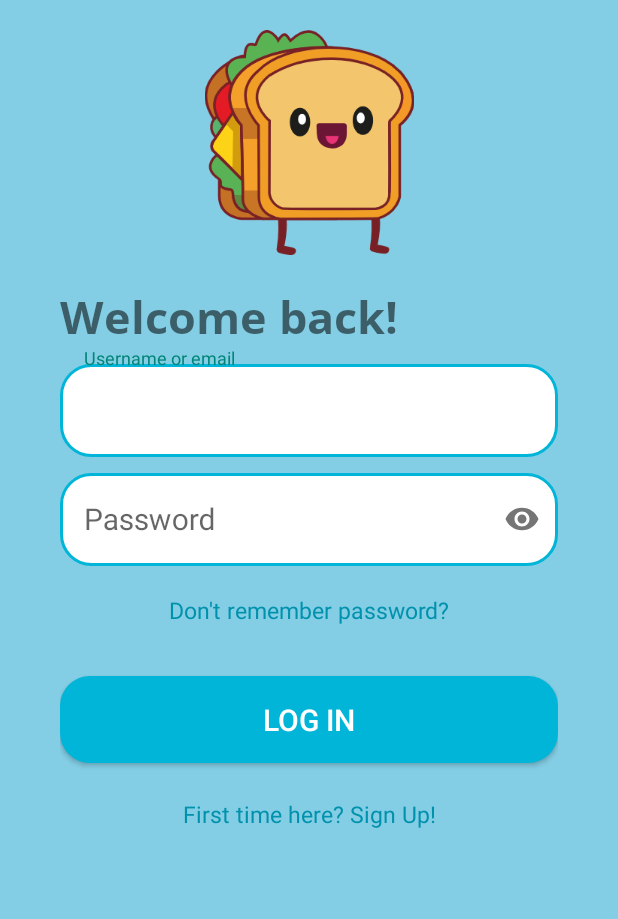
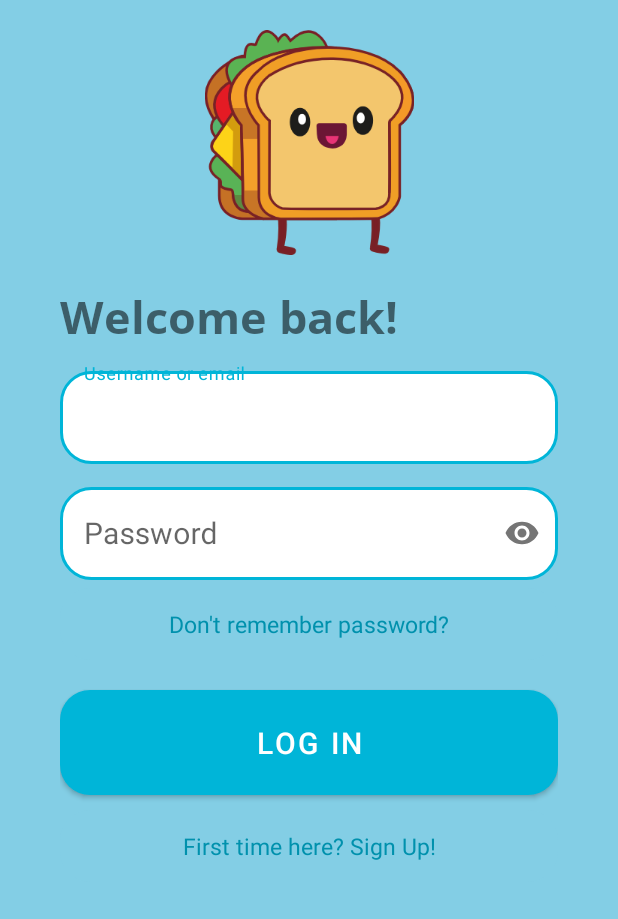
Before and after one commit to nikosiz/Sanguage, an Android app: the LogInActivity screen opened directly, with no data from a screen before it, on a phone screen of 412 x 824 dp, the part 151-1070 px from its top. Run offline under Robolectric (Android 15) with nearby library versions, the phone set to English and light mode, and no system bars; our stand-ins replace Volley; Roboto replaces fonts that are not available here.

Commit message:
rm appcombat, fixed styles

```diff
--- a/app/build.gradle
+++ b/app/build.gradle
@@ -34,7 +34,6 @@
 
 dependencies {
 
-    implementation 'androidx.appcompat:appcompat:1.4.1'
     implementation 'com.google.android.material:material:1.5.0'
     implementation 'androidx.constraintlayout:constraintlayout:2.1.3'
     implementation 'com.android.volley:volley:1.2.1'
--- a/app/src/main/res/layout/activity_log_in.xml
+++ b/app/src/main/res/layout/activity_log_in.xml
@@ -59,13 +59,14 @@
         android:layout_width="match_parent"
         android:layout_height="wrap_content"
         android:hint="Username or email"
+        style="@style/Widget.MaterialComponents.TextInputLayout.OutlinedBox"
         app:layout_constraintEnd_toEndOf="@id/log_in_app_logo_tv"
         app:layout_constraintStart_toStartOf="@id/log_in_app_logo_tv"
+        android:layout_marginTop="10dp"
         app:layout_constraintTop_toBottomOf="@id/log_in_welcome_back_tv">
 
         <com.google.android.material.textfield.TextInputEditText
             android:id="@+id/log_in_username_or_email_et"
-            style="@style/Widget.MaterialComponents.TextInputLayout.OutlinedBox"
             android:layout_width="match_parent"
             android:layout_height="wrap_content"
             android:background="@drawable/light_button_background"
@@ -80,7 +81,9 @@
         android:id="@+id/log_in_password_tf"
         android:layout_width="match_parent"
         android:layout_height="wrap_content"
+        style="@style/Widget.MaterialComponents.TextInputLayout.OutlinedBox"
         android:hint="@string/password"
+        android:layout_marginTop="10dp"
         app:layout_constraintEnd_toEndOf="@id/log_in_app_username_or_email_tf"
         app:layout_constraintStart_toStartOf="@id/log_in_app_username_or_email_tf"
         app:layout_constraintTop_toBottomOf="@id/log_in_app_username_or_email_tf"
@@ -88,7 +91,6 @@
 
         <com.google.android.material.textfield.TextInputEditText
             android:id="@+id/log_in_password_et"
-            style="@style/Widget.MaterialComponents.TextInputLayout.OutlinedBox"
             android:layout_width="match_parent"
             android:layout_height="wrap_content"
             android:background="@drawable/light_button_background"
--- a/app/src/main/res/layout/choose_activity.xml
+++ b/app/src/main/res/layout/choose_activity.xml
@@ -61,7 +61,6 @@
 
     <Button
         android:id="@+id/choose_sign_up_btn"
-        style="@style/Theme.AppCompat"
         android:layout_width="match_parent"
         android:layout_height="wrap_content"
         android:layout_gravity="center"
@@ -74,7 +73,6 @@
         android:textColor="@android:color/white"
         android:textSize="20sp"
         android:textStyle="bold"
-        android:theme="@style/FormButton"
         app:layout_constraintEnd_toEndOf="@id/choose_app_logo"
         app:layout_constraintStart_toStartOf="@id/choose_app_logo"
         app:layout_constraintTop_toBottomOf="@id/choose_app_mascot"
@@ -86,10 +84,11 @@
         android:layout_height="wrap_content"
         android:layout_marginHorizontal="40dp"
         android:layout_marginTop="20dp"
+        app:backgroundTint="@null"
         android:background="@drawable/ripple_effect_light_btn"
         android:padding="15dp"
         android:text="@string/log_in"
-        android:textColor="@color/colorPrimary1"
+        android:textColor="@color/colorPrimary2"
         android:textSize="20sp"
         android:textStyle="bold"
         app:layout_constraintEnd_toEndOf="@id/choose_sign_up_btn"
--- a/app/src/main/res/values/styles.xml
+++ b/app/src/main/res/values/styles.xml
@@ -26,14 +26,14 @@
         <item name="colorOnSurface">@color/colorAccent</item>
     </style>
 
-    <style name="LightButton" parent="Theme.AppCompat">
+    <style name="LightButton" parent="Theme.MaterialComponents">
         <item name="colorOnPrimary">@color/colorPrimaryDark</item>
         <item name="colorPrimary">@color/colorPrimary1</item>
         <item name="colorOnSurface">@color/colorAccent</item>
     </style>
 
     <style name="ET_Material" parent="Theme.MaterialComponents">
-        <item name="colorOnPrimary">@color/colorPrimaryDark</item>
+        <item name="colorOnPrimary">@color/black</item>
         <item name="colorPrimary">@color/colorPrimary1</item>
         <item name="colorOnSurface">@color/colorAccent</item>
     </style>
--- a/app/src/main/res/values/themes.xml
+++ b/app/src/main/res/values/themes.xml
@@ -1,6 +1,6 @@
 <resources xmlns:tools="http://schemas.android.com/tools">
     <!-- Base application theme. -->
-    <style name="Theme.Sanguage" parent="Theme.AppCompat.Light.NoActionBar">
+    <style name="Theme.Sanguage" parent="Theme.MaterialComponents.Light.NoActionBar">
         <!-- Primary brand color. -->
         <item name="colorPrimary">@color/colorPrimary1</item>
         <item name="colorPrimaryVariant">@color/colorAccent</item>
```
Also changed, not shown: app/src/main/res/layout-v28/activity_sign_up.xml (+9 -3 lines).
